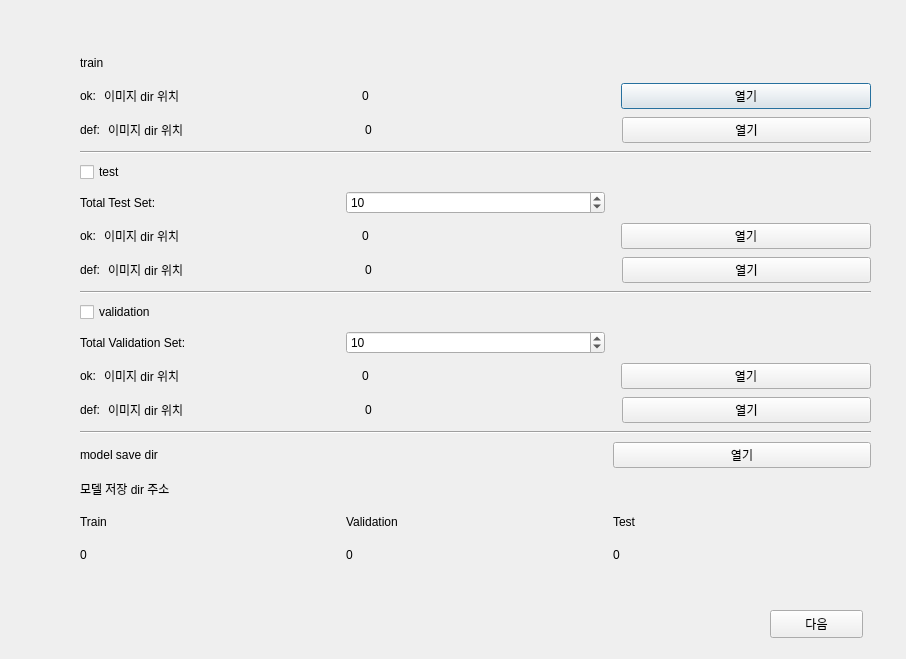
Old version of the form GUI/training/training_init.ui in the repository sdc-defect/QC-Process.
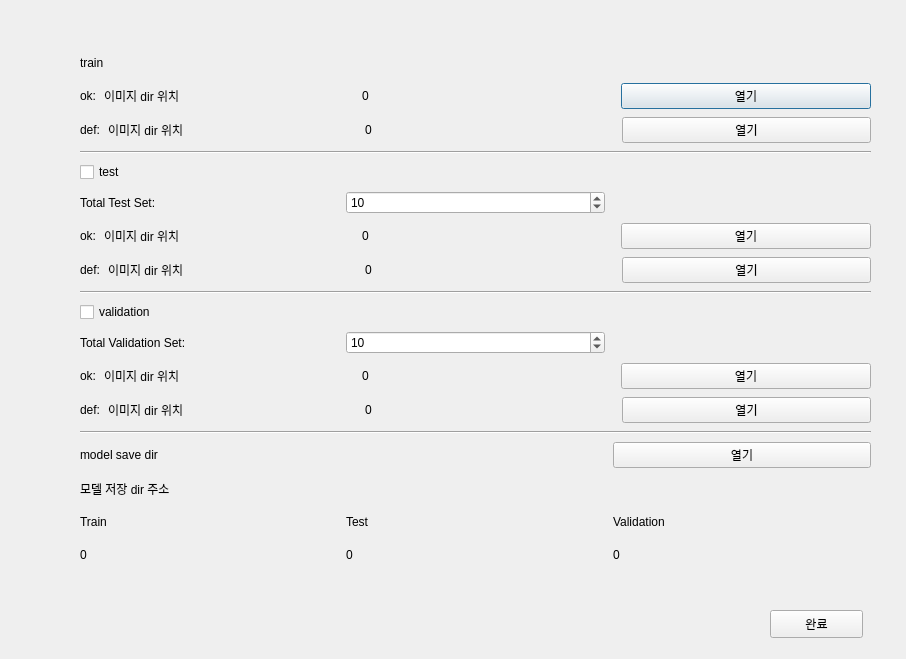
New version of the form.

Commit message: Feat. GUI: training total calculation

```diff
--- a/GUI/training/training_init.ui
+++ b/GUI/training/training_init.ui
@@ -378,13 +378,6 @@
         </property>
        </widget>
       </item>
-      <item>
-       <widget class="QLabel" name="totalRatioPlotValidation">
-        <property name="text">
-         <string>Validation</string>
-        </property>
-       </widget>
-      </item>
       <item>
        <widget class="QLabel" name="totalRatioPlotTest">
         <property name="text">
@@ -392,6 +385,13 @@
         </property>
        </widget>
       </item>
+      <item>
+       <widget class="QLabel" name="totalRatioPlotValidation">
+        <property name="text">
+         <string>Validation</string>
+        </property>
+       </widget>
+      </item>
      </layout>
     </item>
     <item>
@@ -403,13 +403,6 @@
         </property>
        </widget>
       </item>
-      <item>
-       <widget class="QLabel" name="totalRatioPlotCountValidation">
-        <property name="text">
-         <string>0</string>
-        </property>
-       </widget>
-      </item>
       <item>
        <widget class="QLabel" name="totalRatioPlotCountTest">
         <property name="text">
@@ -417,6 +410,13 @@
         </property>
        </widget>
       </item>
+      <item>
+       <widget class="QLabel" name="totalRatioPlotCountValidation">
+        <property name="text">
+         <string>0</string>
+        </property>
+       </widget>
+      </item>
      </layout>
     </item>
    </layout>
@@ -431,7 +431,7 @@
     </rect>
    </property>
    <property name="text">
-    <string>다음</string>
+    <string>완료</string>
    </property>
   </widget>
  </widget>
```
The commit also changes 4 other files.
